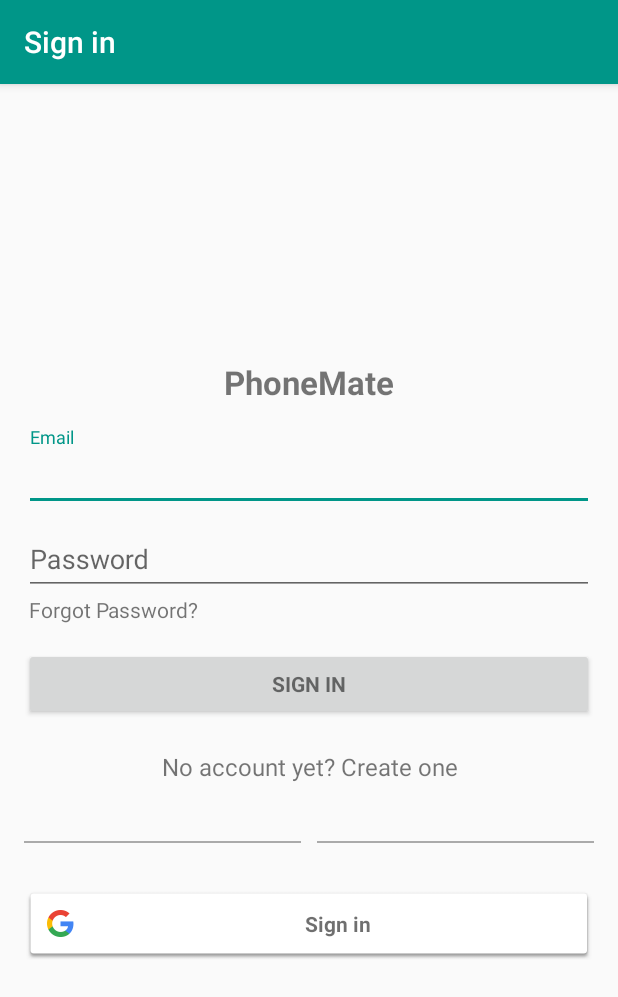
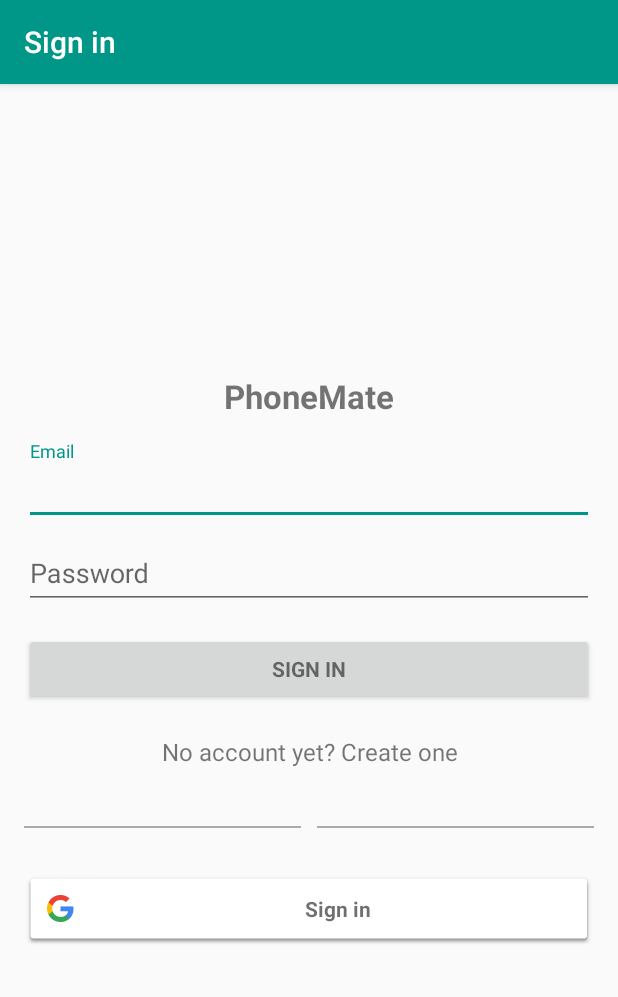
Before and after one commit to 5abarinath/phonemate, an Android app: the screen it shows after launch (LoginActivity), on a phone screen of 412 x 824 dp. Shown: the top 997 px of the screen. Run offline under Robolectric (Android 15) with nearby library versions, the phone set to English and light mode, and no system bars; 2 statements that could not run were skipped.

Commit message:
Remove forgot password from Login activity

```diff
--- a/app/src/main/res/layout/activity_login.xml
+++ b/app/src/main/res/layout/activity_login.xml
@@ -74,14 +74,14 @@
 
             </android.support.design.widget.TextInputLayout>
 
-            <TextView
-                android:id="@+id/forgotPwd_textView"
-                android:layout_width="wrap_content"
-                android:layout_height="wrap_content"
-                android:text="@string/forgot_password"
-                android:textSize="14sp"
-                android:layout_marginLeft="3dp"
-                android:layout_marginStart="3dp" />
+            <!--<TextView-->
+                <!--android:id="@+id/forgotPwd_textView"-->
+                <!--android:layout_width="wrap_content"-->
+                <!--android:layout_height="wrap_content"-->
+                <!--android:text="@string/forgot_password"-->
+                <!--android:textSize="14sp"-->
+                <!--android:layout_marginLeft="3dp"-->
+                <!--android:layout_marginStart="3dp" />-->
 
             <Button
                 android:id="@+id/email_sign_in_button"
```
